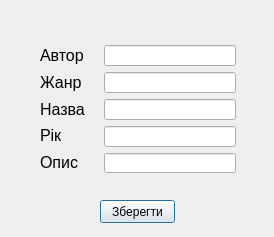
The window that courses/prog_base_3/project/Kyrs/addbook.ui (antonmazun/gogog) describes before a commit, drawn with Qt 5.
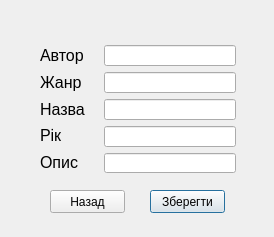
The same window after the commit.

Diff of the .ui file:
```diff
--- a/courses/prog_base_3/project/Kyrs/addbook.ui
+++ b/courses/prog_base_3/project/Kyrs/addbook.ui
@@ -16,8 +16,8 @@
   <widget class="QPushButton" name="pushButton_save">
    <property name="geometry">
     <rect>
-     <x>100</x>
-     <y>200</y>
+     <x>150</x>
+     <y>190</y>
      <width>75</width>
      <height>23</height>
     </rect>
@@ -39,7 +39,7 @@
     <string/>
    </property>
   </widget>
-  <widget class="QWidget" name="">
+  <widget class="QWidget" name="layoutWidget">
    <property name="geometry">
     <rect>
      <x>40</x>
@@ -145,6 +145,19 @@
     </item>
    </layout>
   </widget>
+  <widget class="QPushButton" name="pushButton">
+   <property name="geometry">
+    <rect>
+     <x>50</x>
+     <y>190</y>
+     <width>75</width>
+     <height>23</height>
+    </rect>
+   </property>
+   <property name="text">
+    <string>Назад</string>
+   </property>
+  </widget>
  </widget>
  <resources/>
  <connections/>
```
